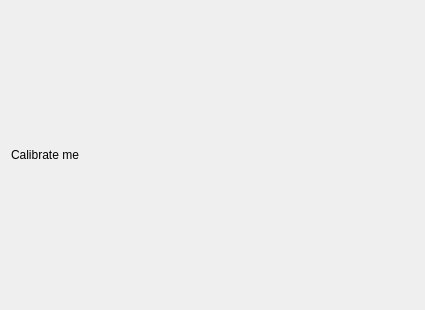
Qt form ui/calibration_widget.ui (cheind/reconstructme-qt) before a commit.
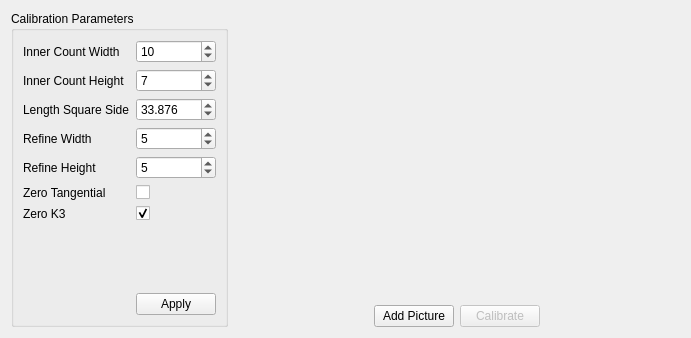
The same form after that commit.

Commit message: added calibration widget. fixed frame grabber stop issue.

```diff
--- a/ui/calibration_widget.ui
+++ b/ui/calibration_widget.ui
@@ -6,8 +6,8 @@
    <rect>
     <x>0</x>
     <y>0</y>
-    <width>425</width>
-    <height>310</height>
+    <width>691</width>
+    <height>338</height>
    </rect>
   </property>
   <property name="windowTitle">
@@ -15,12 +15,251 @@
   </property>
   <layout class="QGridLayout" name="gridLayout_2">
    <item row="0" column="0">
-    <layout class="QHBoxLayout" name="horizontalLayout">
-     <item>
-      <widget class="QLabel" name="label">
-       <property name="text">
-        <string>Calibrate me</string>
+    <layout class="QGridLayout" name="gridLayout_3">
+     <item row="2" column="1">
+      <layout class="QHBoxLayout" name="horizontalLayout_2">
+       <item>
+        <spacer name="horizontalSpacer_2">
+         <property name="orientation">
+          <enum>Qt::Horizontal</enum>
+         </property>
+         <property name="sizeHint" stdset="0">
+          <size>
+           <width>40</width>
+           <height>20</height>
+          </size>
+         </property>
+        </spacer>
+       </item>
+       <item>
+        <widget class="QPushButton" name="addpicture_btn">
+         <property name="text">
+          <string>Add Picture</string>
+         </property>
+        </widget>
+       </item>
+       <item>
+        <widget class="QPushButton" name="calibrate_btn">
+         <property name="enabled">
+          <bool>false</bool>
+         </property>
+         <property name="text">
+          <string>Calibrate</string>
+         </property>
+        </widget>
+       </item>
+       <item>
+        <spacer name="horizontalSpacer_3">
+         <property name="orientation">
+          <enum>Qt::Horizontal</enum>
+         </property>
+         <property name="sizeHint" stdset="0">
+          <size>
+           <width>40</width>
+           <height>20</height>
+          </size>
+         </property>
+        </spacer>
+       </item>
+      </layout>
+     </item>
+     <item row="0" column="1" rowspan="2">
+      <layout class="QVBoxLayout" name="horizontalLayout"/>
+     </item>
+     <item row="0" column="0" rowspan="3">
+      <widget class="QGroupBox" name="groupBox">
+       <property name="title">
+        <string>Calibration Parameters</string>
        </property>
+       <property name="flat">
+        <bool>false</bool>
+       </property>
+       <property name="checkable">
+        <bool>false</bool>
+       </property>
+       <layout class="QGridLayout" name="gridLayout_5">
+        <item row="0" column="0">
+         <layout class="QGridLayout" name="gridLayout_4">
+          <item row="4" column="1">
+           <widget class="QSpinBox" name="rh_sp">
+            <property name="toolTip">
+             <string extracomment="Number of pixels to use when refining corners in the height direction"/>
+            </property>
+            <property name="value">
+             <number>5</number>
+            </property>
+           </widget>
+          </item>
+          <item row="2" column="1">
+           <widget class="QDoubleSpinBox" name="lss_sp">
+            <property name="toolTip">
+             <string extracomment="Length of a single square side. Defaults are are in mm for default A3 checkerboard."/>
+            </property>
+            <property name="decimals">
+             <number>3</number>
+            </property>
+            <property name="maximum">
+             <double>999.990000000000009</double>
+            </property>
+            <property name="value">
+             <double>33.875999999999998</double>
+            </property>
+           </widget>
+          </item>
+          <item row="2" column="0">
+           <widget class="QLabel" name="label_3">
+            <property name="toolTip">
+             <string extracomment="Length of a single square side. Defaults are are in mm for default A3 checkerboard."/>
+            </property>
+            <property name="text">
+             <string>Length Square Side</string>
+            </property>
+           </widget>
+          </item>
+          <item row="1" column="0">
+           <widget class="QLabel" name="label_2">
+            <property name="toolTip">
+             <string extracomment="Number of inner corners in the height direction"/>
+            </property>
+            <property name="text">
+             <string>Inner Count Height</string>
+            </property>
+           </widget>
+          </item>
+          <item row="5" column="0">
+           <widget class="QLabel" name="label_6">
+            <property name="toolTip">
+             <string extracomment="Assume no tangential distortions"/>
+            </property>
+            <property name="text">
+             <string>Zero Tangential</string>
+            </property>
+           </widget>
+          </item>
+          <item row="6" column="0">
+           <widget class="QLabel" name="label_7">
+            <property name="toolTip">
+             <string extracomment="Set k3 to zero. This is recommended except for fisheye lenses"/>
+            </property>
+            <property name="text">
+             <string>Zero K3</string>
+            </property>
+           </widget>
+          </item>
+          <item row="3" column="0">
+           <widget class="QLabel" name="label_4">
+            <property name="toolTip">
+             <string extracomment="Number of pixels to use when refining corners in the width direction"/>
+            </property>
+            <property name="text">
+             <string>Refine Width</string>
+            </property>
+           </widget>
+          </item>
+          <item row="4" column="0">
+           <widget class="QLabel" name="label_5">
+            <property name="toolTip">
+             <string extracomment="Number of pixels to use when refining corners in the height direction"/>
+            </property>
+            <property name="text">
+             <string>Refine Height</string>
+            </property>
+           </widget>
+          </item>
+          <item row="5" column="1">
+           <widget class="QCheckBox" name="zt_cb">
+            <property name="toolTip">
+             <string extracomment="Assume no tangential distortions"/>
+            </property>
+            <property name="text">
+             <string/>
+            </property>
+           </widget>
+          </item>
+          <item row="0" column="1">
+           <widget class="QSpinBox" name="icw_sb">
+            <property name="toolTip">
+             <string extracomment="Number of inner corners in the width direction"/>
+            </property>
+            <property name="value">
+             <number>10</number>
+            </property>
+           </widget>
+          </item>
+          <item row="1" column="1">
+           <widget class="QSpinBox" name="ich_sb">
+            <property name="toolTip">
+             <string extracomment="Number of inner corners in the height direction"/>
+            </property>
+            <property name="value">
+             <number>7</number>
+            </property>
+           </widget>
+          </item>
+          <item row="3" column="1">
+           <widget class="QSpinBox" name="rw_sp">
+            <property name="toolTip">
+             <string extracomment="Number of pixels to use when refining corners in the width direction"/>
+            </property>
+            <property name="value">
+             <number>5</number>
+            </property>
+           </widget>
+          </item>
+          <item row="6" column="1">
+           <widget class="QCheckBox" name="zk_cb">
+            <property name="toolTip">
+             <string extracomment="Set k3 to zero. This is recommended except for fisheye lenses"/>
+            </property>
+            <property name="text">
+             <string/>
+            </property>
+            <property name="checked">
+             <bool>true</bool>
+            </property>
+            <property name="tristate">
+             <bool>false</bool>
+            </property>
+           </widget>
+          </item>
+          <item row="0" column="0">
+           <widget class="QLabel" name="label">
+            <property name="toolTip">
+             <string extracomment="Number of inner corners in the width direction"/>
+            </property>
+            <property name="text">
+             <string>Inner Count Width</string>
+            </property>
+           </widget>
+          </item>
+          <item row="9" column="1">
+           <widget class="QPushButton" name="applyBtn">
+            <property name="toolTip">
+             <string extracomment="Apply Settings"/>
+            </property>
+            <property name="text">
+             <string>Apply</string>
+            </property>
+           </widget>
+          </item>
+          <item row="7" column="0" rowspan="2" colspan="2">
+           <spacer name="verticalSpacer">
+            <property name="orientation">
+             <enum>Qt::Vertical</enum>
+            </property>
+            <property name="sizeHint" stdset="0">
+             <size>
+              <width>20</width>
+              <height>40</height>
+             </size>
+            </property>
+           </spacer>
+          </item>
+         </layout>
+        </item>
+       </layout>
+       <zorder>gridLayoutWidget</zorder>
+       <zorder>gridLayoutWidget_2</zorder>
       </widget>
      </item>
     </layout>
```
The commit also changes 17 other files.
